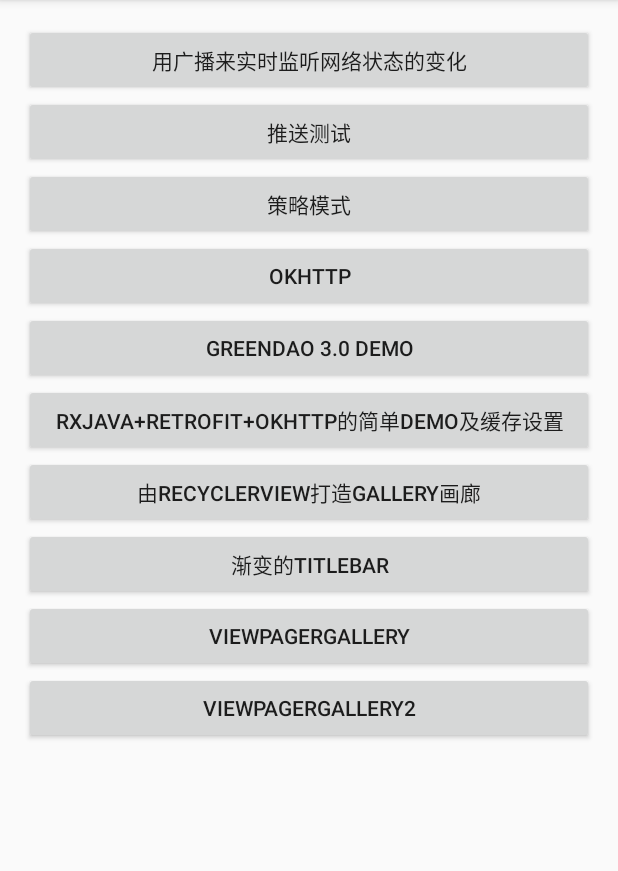
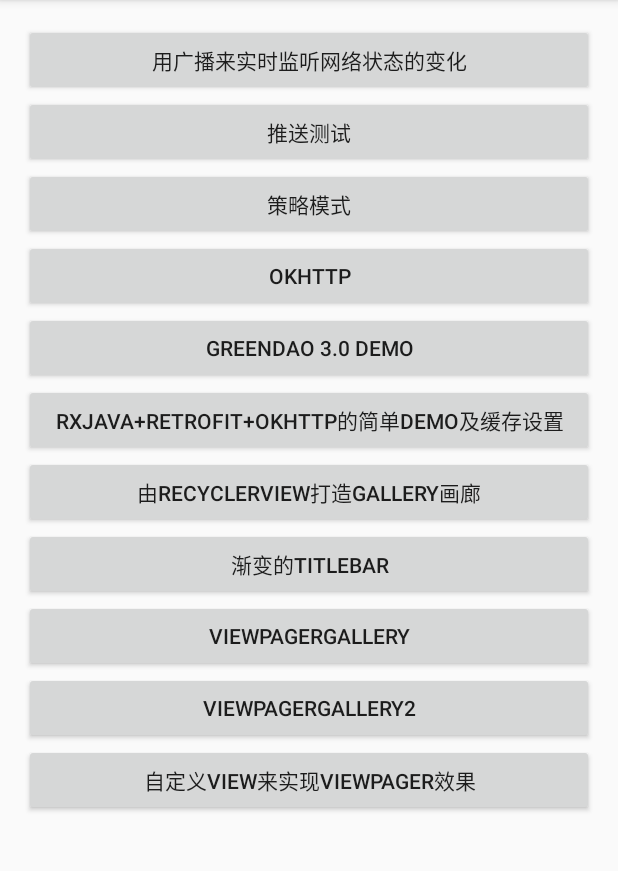
Before and after one commit to NavyLegend/TestDemo, an Android app: the screen it shows after launch (MainActivity), on a phone screen of 412 x 824 dp, the part 84-955 px from its top. Run offline under Robolectric (Android 15) with nearby library versions, the phone set to English and light mode, and no system bars; libraries missing offline, so code that uses them is left out: cn.jpush.android; 2 statements that could not run were skipped.

Commit message:
自定义View

```diff
--- a/app/src/main/AndroidManifest.xml
+++ b/app/src/main/AndroidManifest.xml
@@ -42,7 +42,8 @@
         <activity android:name=".recyclerviewgallery.RecyclerViewGallery" />
         <activity android:name=".gradienttitlebar.GradientTitleBarActivity" />
         <activity android:name=".viewpagergallery.ViewPagerGallery" />
-        <activity android:name=".viewpagergallery.MagicViewPager"></activity>
+        <activity android:name=".viewpagergallery.MagicViewPager" />
+        <activity android:name=".customviewpager.CustomViewPager"></activity>
     </application>
 
 </manifest>
--- a/app/src/main/res/layout/activity_main.xml
+++ b/app/src/main/res/layout/activity_main.xml
@@ -73,6 +73,12 @@
             android:layout_height="wrap_content"
             android:text="viewpagerGallery2"
             />
+        <Button
+            android:id="@+id/customeViewPager"
+            android:layout_width="match_parent"
+            android:layout_height="wrap_content"
+            android:text="自定义view来实现ViewPager效果"
+            />
 
     </LinearLayout>
 
```
Also changed, not shown: app/src/main/java/common/jlt/com/testdemo/MainActivity.java (+9 -2 lines), app/src/main/java/common/jlt/com/testdemo/customviewpager/CustomView.java (added, +8 -0 lines), app/src/main/java/common/jlt/com/testdemo/customviewpager/CustomViewPager.java (added, +19 -0 lines), app/src/main/res/layout/activity_custom_view_pager.xml (added, +13 -0 lines).
